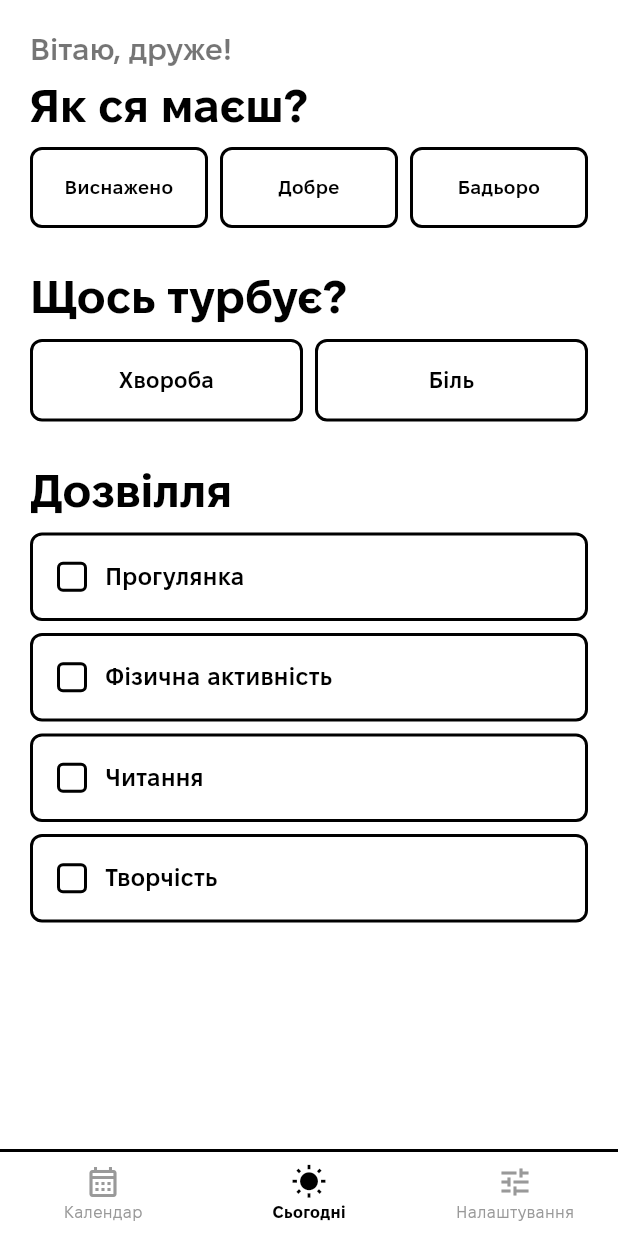
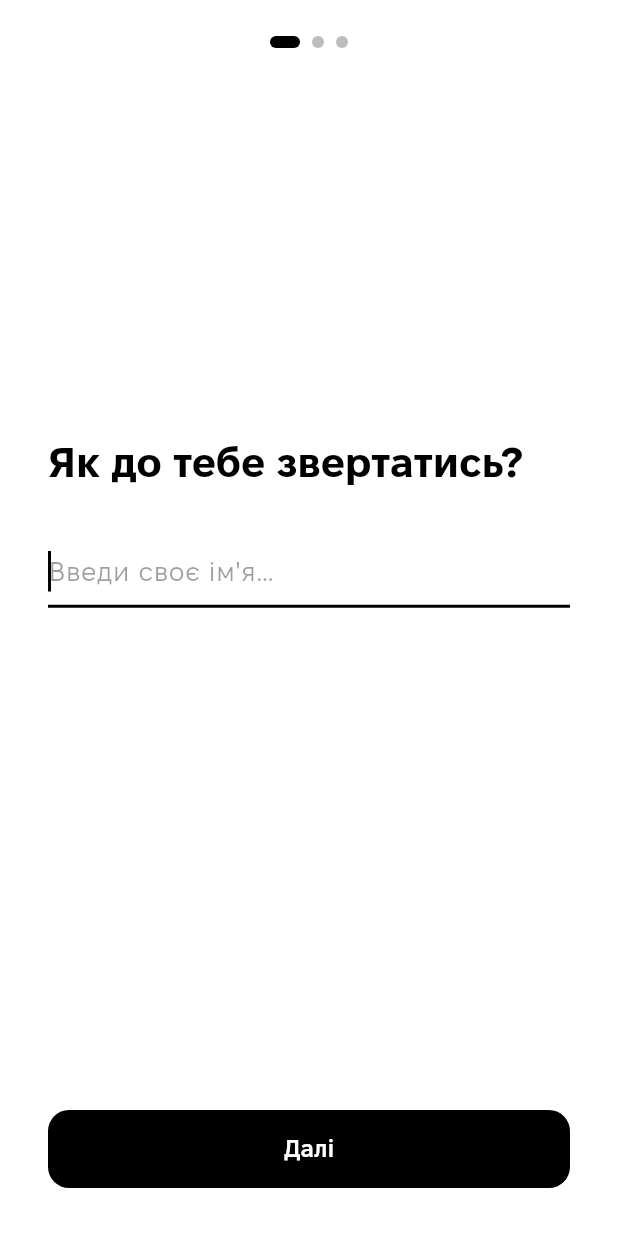
Before and after one commit to skvortsovden/atensia, a Flutter app: the screen it shows after launch, on a phone screen of 412 x 824 dp. Run offline on Flutter 3.47's test engine with Material 3 defaults, Android fonts, the phone set to English and light mode, and no system bars; our stand-ins replace flutter_local_notifications, flutter_timezone, shared_preferences, table_calendar, timezone, yaml.

Commit message:
feat: Implement onboarding flow with localized strings and navigation

```diff
--- a/assets/l10n/uk.yaml
+++ b/assets/l10n/uk.yaml
@@ -1,3 +1,13 @@
+# ── Onboarding ────────────────────────────────────────────────────────────────
+onboarding_name_title: "Як до тебе звертатись?"
+onboarding_name_hint: "Введи своє ім'я…"
+onboarding_name_btn: Далі
+onboarding_motto_title: "Простий.\nУважний.\nПриватний."
+onboarding_motto_btn: Далі
+onboarding_guide_title: Як користуватись
+onboarding_guide_text: "Використовуй цей додаток щоб відслідковувати свої стани та краще розуміти себе. Роби записи щодня, адже це так просто — лише пару кнопок і готово. Календар допоможе тобі оновити записи за минувші дні. У налаштуваннях ти можеш змінити час нагадування, щоб не забувати робити записи. Всі дані зберігаються лише на твоєму пристрої."
+onboarding_guide_btn: Зрозуміло
+
 # ── App ───────────────────────────────────────────────────────────────────────
 app_title: Атенція
 app_tagline: це увага до себе
--- a/lib/l10n/strings.dart
+++ b/lib/l10n/strings.dart
@@ -14,6 +14,16 @@ class S {
   }
 
   static String _s(String key) => _m[key] as String? ?? key;
+
+  // ── Onboarding ──────────────────────────────────────────────────────────
+  static String get onboardingNameTitle => _s('onboarding_name_title');
+  static String get onboardingNameHint => _s('onboarding_name_hint');
+  static String get onboardingNameBtn => _s('onboarding_name_btn');
+  static String get onboardingMottoTitle => _s('onboarding_motto_title');
+  static String get onboardingMottoBtn => _s('onboarding_motto_btn');
+  static String get onboardingGuideTitle => _s('onboarding_guide_title');
+  static String get onboardingGuideText => _s('onboarding_guide_text');
+  static String get onboardingGuideBtn => _s('onboarding_guide_btn');
 
   // ── App ─────────────────────────────────────────────────────────────────
   static String get appTitle => _s('app_title');
--- /dev/null
+++ b/lib/screens/onboarding_screen.dart
@@ -0,0 +1,255 @@
+import 'package:flutter/material.dart';
+import 'package:provider/provider.dart';
+
+import '../l10n/strings.dart';
+import '../providers/app_provider.dart';
+import '../main.dart';
+
+class OnboardingScreen extends StatefulWidget {
+  const OnboardingScreen({super.key});
+
+  @override
+  State<OnboardingScreen> createState() => _OnboardingScreenState();
+}
+
+class _OnboardingScreenState extends State<OnboardingScreen> {
+  final PageController _pageController = PageController();
+  final TextEditingController _nameController = TextEditingController();
+  int _currentPage = 0;
+
+  void _nextPage() {
+    _pageController.nextPage(
+      duration: const Duration(milliseconds: 350),
+      curve: Curves.easeInOut,
+    );
+  }
+
+  void _finish() {
+    final provider = context.read<AppProvider>();
+    final name = _nameController.text.trim();
+    if (name.isNotEmpty) {
+      provider.setUsername(name);
+    }
+    provider.markLaunched();
+    Navigator.of(context).pushReplacement(
+      PageRouteBuilder(
+        pageBuilder: (_, __, ___) => const MainScreen(),
+        transitionsBuilder: (_, anim, __, child) =>
+            FadeTransition(opacity: anim, child: child),
+        transitionDuration: const Duration(milliseconds: 400),
+      ),
+    );
+  }
+
+  @override
+  void dispose() {
+    _pageController.dispose();
+    _nameController.dispose();
+    super.dispose();
+  }
+
+  @override
+  Widget build(BuildContext context) {
+    return Scaffold(
+      backgroundColor: Colors.white,
+      body: SafeArea(
+        child: Column(
+          children: [
+            // Page indicator dots
+            Padding(
+              padding: const EdgeInsets.only(top: 24, bottom: 8),
+              child: Row(
+                mainAxisAlignment: MainAxisAlignment.center,
+                children: List.generate(3, (i) {
+                  final active = i == _currentPage;
+                  return AnimatedContainer(
+                    duration: const Duration(milliseconds: 250),
+                    margin: const EdgeInsets.symmetric(horizontal: 4),
+                    width: active ? 20 : 8,
+                    height: 8,
+                    decoration: BoxDecoration(
+                      color: active ? Colors.black : Colors.black26,
+                      borderRadius: BorderRadius.circular(4),
+                    ),
+                  );
+                }),
+              ),
+            ),
+            // Pages
+            Expanded(
+              child: PageView(
+                controller: _pageController,
+                physics: const NeverScrollableScrollPhysics(),
+                onPageChanged: (i) => setState(() => _currentPage = i),
+                children: [
+                  _NamePage(
+                    controller: _nameController,
+                    onContinue: _nextPage,
+                  ),
+                  _MottoPage(onContinue: _nextPage),
+                  _GuidePage(onFinish: _finish),
+                ],
+              ),
+            ),
+          ],
+        ),
+      ),
+    );
+  }
+}
+
+// ── Page 1: Name input ──────────────────────────────────────────────────────
+
+class _NamePage extends StatelessWidget {
+  const _NamePage({required this.controller, required this.onContinue});
+
+  final TextEditingController controller;
+  final VoidCallback onContinue;
+
+  @override
+  Widget build(BuildContext context) {
+    return Padding(
+      padding: const EdgeInsets.symmetric(horizontal: 32),
+      child: Column(
+        crossAxisAlignment: CrossAxisAlignment.start,
+        children: [
+          const Spacer(flex: 3),
+          Text(
+            S.onboardingNameTitle,
+            style: const TextStyle(
+              fontSize: 28,
+              fontWeight: FontWeight.w700,
+              height: 1.2,
+            ),
+          ),
+          const SizedBox(height: 32),
+          TextField(
+            controller: controller,
+            autofocus: true,
+            textCapitalization: TextCapitalization.words,
+            style: const TextStyle(fontSize: 18),
+            decoration: InputDecoration(
+              hintText: S.onboardingNameHint,
+              hintStyle: const TextStyle(color: Colors.black38),
+              enabledBorder: const UnderlineInputBorder(
+                borderSide: BorderSide(color: Colors.black26, width: 1.5),
+              ),
+              focusedBorder: const UnderlineInputBorder(
+                borderSide: BorderSide(color: Colors.black, width: 2),
+              ),
+            ),
+            onSubmitted: (_) => onContinue(),
+          ),
+          const Spacer(flex: 4),
+          _PrimaryButton(label: S.onboardingNameBtn, onTap: onContinue),
+          const SizedBox(height: 32),
+        ],
+      ),
+    );
+  }
+}
+
+// ── Page 2: Motto ───────────────────────────────────────────────────────────
+
+class _MottoPage extends StatelessWidget {
+  const _MottoPage({required this.onContinue});
+
+  final VoidCallback onContinue;
+
+  @override
+  Widget build(BuildContext context) {
+    return Padding(
+      padding: const EdgeInsets.symmetric(horizontal: 32),
+      child: Column(
+        crossAxisAlignment: CrossAxisAlignment.start,
+        children: [
+          const Spacer(flex: 3),
+          Text(
+            S.onboardingMottoTitle,
+            style: const TextStyle(
+              fontSize: 36,
+              fontWeight: FontWeight.w800,
+              height: 1.3,
+              letterSpacing: -0.5,
+            ),
+          ),
+          const Spacer(flex: 4),
+          _PrimaryButton(label: S.onboardingMottoBtn, onTap: onContinue),
+          const SizedBox(height: 32),
+        ],
+      ),
+    );
+  }
+}
+
+// ── Page 3: Guide ───────────────────────────────────────────────────────────
+
+class _GuidePage extends StatelessWidget {
+  const _GuidePage({required this.onFinish});
+
+  final VoidCallback onFinish;
+
+  @override
+  Widget build(BuildContext context) {
+    return Padding(
+      padding: const EdgeInsets.symmetric(horizontal: 32),
+      child: Column(
+        crossAxisAlignment: CrossAxisAlignment.start,
+        children: [
+          const Spacer(flex: 2),
+          Text(
+            S.onboardingGuideTitle,
+            style: const TextStyle(
+              fontSize: 24,
+              fontWeight: FontWeight.w700,
+            ),
+          ),
+          const SizedBox(height: 20),
+          Text(
+            S.onboardingGuideText,
+            style: const TextStyle(
+              fontSize: 16,
+              height: 1.6,
+              color: Colors.black87,
+            ),
+          ),
+          const Spacer(flex: 3),
+          _PrimaryButton(label: S.onboardingGuideBtn, onTap: onFinish),
+          const SizedBox(height: 32),
+        ],
+      ),
+    );
+  }
+}
+
+// ── Shared button ───────────────────────────────────────────────────────────
+
+class _PrimaryButton extends StatelessWidget {
+  const _PrimaryButton({required this.label, required this.onTap});
+
+  final String label;
+  final VoidCallback onTap;
+
+  @override
+  Widget build(BuildContext context) {
+    return SizedBox(
+      width: double.infinity,
+      height: 52,
+      child: ElevatedButton(
+        onPressed: onTap,
+        style: ElevatedButton.styleFrom(
+          backgroundColor: Colors.black,
+          foregroundColor: Colors.white,
+          shape: RoundedRectangleBorder(
+            borderRadius: BorderRadius.circular(14),
+          ),
+          elevation: 0,
+        ),
+        child: Text(
+          label,
+          style: const TextStyle(fontSize: 16, fontWeight: FontWeight.w600),
+        ),
+      ),
+    );
+  }
+}
```
Also changed, not shown: lib/screens/splash_screen.dart (+13 -3 lines).
